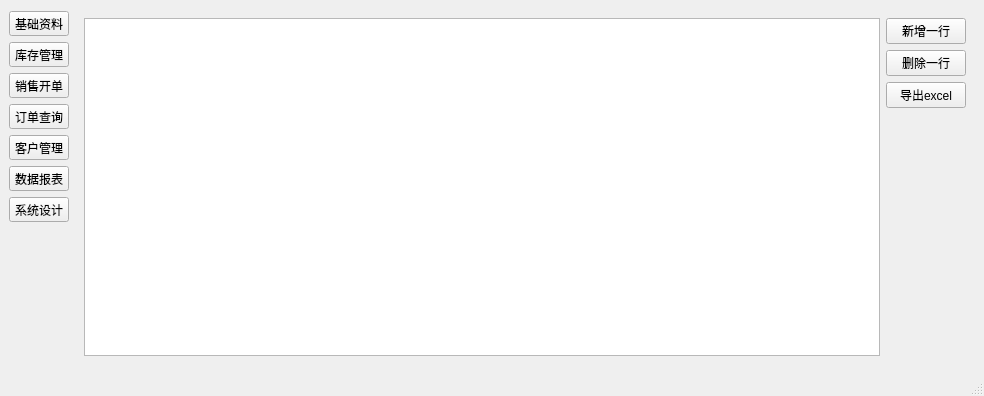
Above: mainwindow.ui from hamer-hm/system before the change. Below: the same form after it.
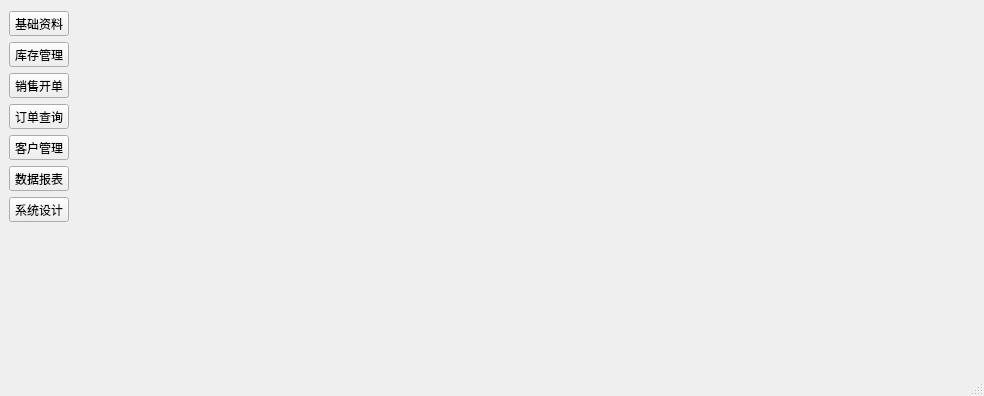
That is the form after the change. The open tabs and pages were chosen to show the change. Icons and pictures are not drawn. Custom widgets are drawn as their Qt base class.

Diff of the .ui file:
```diff
--- a/mainwindow.ui
+++ b/mainwindow.ui
@@ -42,63 +42,8 @@
       <property name="currentIndex">
        <number>5</number>
       </property>
-      <widget class="QWidget" name="page_BaseInfo">
-       <layout class="QHBoxLayout" name="horizontalLayout_3">
-        <item>
-         <layout class="QHBoxLayout" name="horizontalLayout_2">
-          <item>
-           <widget class="QTableView" name="tableView"/>
-          </item>
-          <item>
-           <layout class="QVBoxLayout" name="verticalLayout_2">
-            <item>
-             <widget class="QPushButton" name="btnAdd">
-              <property name="contextMenuPolicy">
-               <enum>Qt::ContextMenuPolicy::DefaultContextMenu</enum>
-              </property>
-              <property name="text">
-               <string>新增一行</string>
-              </property>
-             </widget>
-            </item>
-            <item>
-             <widget class="QPushButton" name="btnDel">
-              <property name="contextMenuPolicy">
-               <enum>Qt::ContextMenuPolicy::DefaultContextMenu</enum>
-              </property>
-              <property name="text">
-               <string>删除一行</string>
-              </property>
-             </widget>
-            </item>
-            <item>
-             <widget class="QPushButton" name="btnExport">
-              <property name="contextMenuPolicy">
-               <enum>Qt::ContextMenuPolicy::DefaultContextMenu</enum>
-              </property>
-              <property name="text">
-               <string>导出excel</string>
-              </property>
-             </widget>
-            </item>
-            <item>
-             <spacer name="verticalSpacer_5">
-              <property name="orientation">
-               <enum>Qt::Orientation::Vertical</enum>
-              </property>
-              <property name="sizeHint" stdset="0">
-               <size>
-                <width>20</width>
-                <height>40</height>
-               </size>
-              </property>
-             </spacer>
-            </item>
-           </layout>
-          </item>
-         </layout>
-        </item>
-       </layout>
+      <widget class="BaseInfoWidget" name="page_BaseInfo">
+       <layout class="QHBoxLayout" name="horizontalLayout_3"/>
       </widget>
       <widget class="StockWidget" name="page_Stock"/>
       <widget class="SaleOrderWidget" name="page_SaleCreate"/>
@@ -317,6 +262,18 @@
    <header location="global">customermanagewidget.h</header>
    <container>1</container>
   </customwidget>
+  <customwidget>
+   <class>ReportWidget</class>
+   <extends>QWidget</extends>
+   <header location="global">reportwidget.h</header>
+   <container>1</container>
+  </customwidget>
+  <customwidget>
+   <class>BaseInfoWidget</class>
+   <extends>QWidget</extends>
+   <header location="global">baseinfowidget.h</header>
+   <container>1</container>
+  </customwidget>
  </customwidgets>
  <resources>
   <include location="res.qrc"/>
```
Left out of the diff: 4 changed lines with no effect on the pictures.
